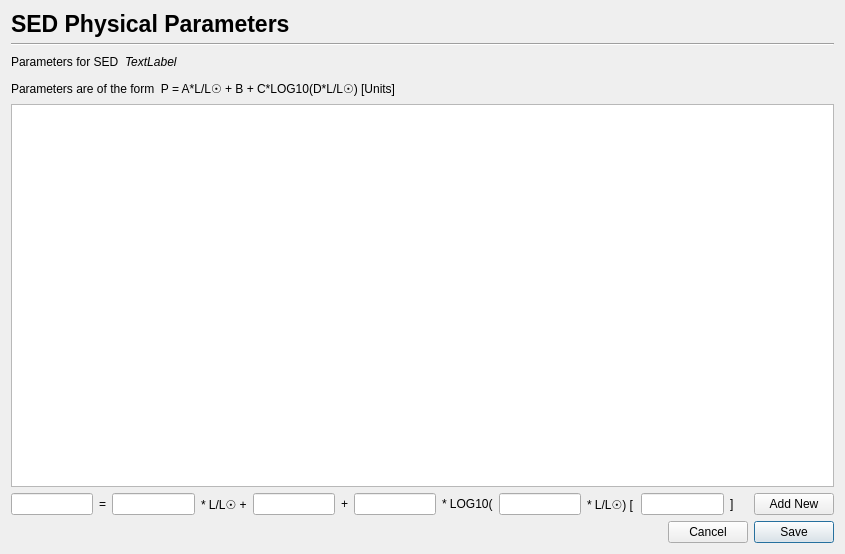
This is PhzQtUI/auxdir/PhzQtUI/DialogSedParam.ui in astrorama/Phosphoros as Qt 5 draws it before an edit. The edited form follows.
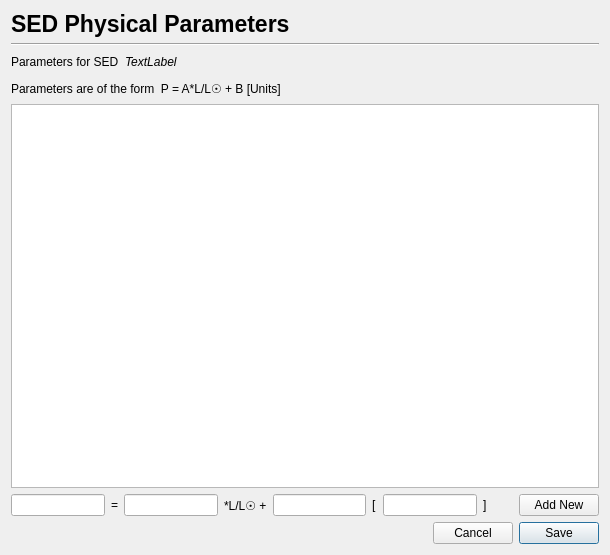
This is the edited form.

Patch:
```diff
--- a/PhzQtUI/auxdir/PhzQtUI/DialogSedParam.ui
+++ b/PhzQtUI/auxdir/PhzQtUI/DialogSedParam.ui
@@ -6,8 +6,8 @@
    <rect>
     <x>0</x>
     <y>0</y>
-    <width>845</width>
-    <height>554</height>
+    <width>610</width>
+    <height>555</height>
    </rect>
   </property>
   <property name="windowTitle">
@@ -93,7 +93,7 @@
      <item>
       <widget class="QLabel" name="label_4">
        <property name="text">
-        <string>Parameters are of the form  P = A*L/L☉ + B + C*LOG10(D*L/L☉) [Units]</string>
+        <string>Parameters are of the form  P = A*L/L☉ + B [Units]</string>
        </property>
       </widget>
      </item>
@@ -133,37 +133,17 @@
      <item>
       <widget class="QLabel" name="label_3">
        <property name="text">
-        <string>* L/L☉ +</string>
+        <string>*L/L☉ +</string>
        </property>
       </widget>
      </item>
      <item>
       <widget class="QLineEdit" name="le_B"/>
      </item>
-     <item>
-      <widget class="QLabel" name="label_8">
-       <property name="text">
-        <string>+</string>
-       </property>
-      </widget>
-     </item>
-     <item>
-      <widget class="QLineEdit" name="le_C"/>
-     </item>
-     <item>
-      <widget class="QLabel" name="label_9">
-       <property name="text">
-        <string>* LOG10(</string>
-       </property>
-      </widget>
-     </item>
-     <item>
-      <widget class="QLineEdit" name="le_D"/>
-     </item>
      <item>
       <widget class="QLabel" name="label_6">
        <property name="text">
-        <string>* L/L☉) [</string>
+        <string>[</string>
        </property>
       </widget>
      </item>
```
